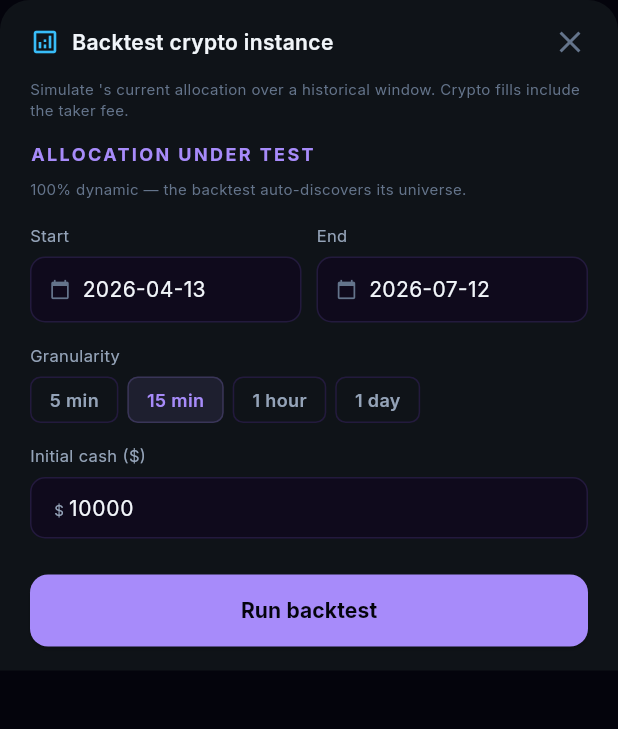
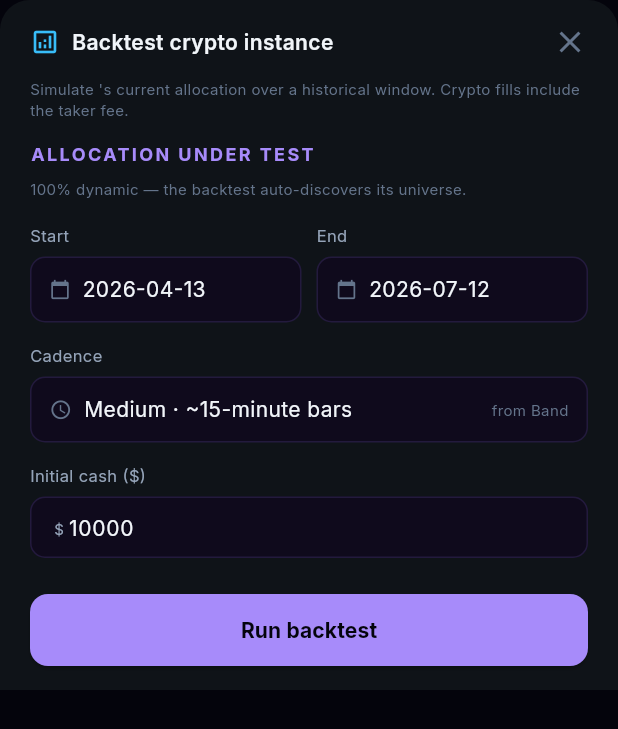
Before and after one commit to Th3-H4xx0r/IntelliStock, a Flutter app: the _CryptoBacktestSheet widget shown alone on an empty page, opened directly with empty values, on a phone screen of 412 x 824 dp. Shown: the top 729 px of the screen. Run offline on Flutter 3.47's test engine with Material 3 defaults, Android fonts, the phone set to English and light mode, and no system bars; our stand-ins replace dio, flutter_markdown, flutter_riverpod, flutter_secure_storage, go_router, google_fonts and 3 more; missing offline and left inert: home_widget; accounts and stored records are empty; network calls fail.

Commit message:
fix(crypto): derive backtest cadence from Band, drop the granularity picker
The backtest modal asked for "granularity" while create/edit only expose
"Band" — two terms for the same concept (live wake cadence / bar size). Band
is the single source of truth, so the backtest now derives its bar cadence
from the instance's Band (high/medium/low → 5/15/60-minute bars) and shows it
read-only ("from Band"), instead of a separate picker. To change cadence, edit
the instance's Band.

Web (CryptoBacktestModal.vue) and mobile (_CryptoBacktestSheet) both updated.

Verified: flutter analyze (crypto) clean; frontend vite build passes.

Co-Authored-By: Claude Opus 4.8 <noreply@anthropic.com>

```diff
--- a/mobile/lib/features/crypto/presentation/crypto_screen.dart
+++ b/mobile/lib/features/crypto/presentation/crypto_screen.dart
@@ -343,13 +343,14 @@ class _CryptoCardState extends ConsumerState<_CryptoCard> {
 
 // ── Backtest sheet ──────────────────────────────────────────────────────────────
 
-const _kCryptoGrans = <(String, String)>[
-  ('300', '5 min'),
-  ('900', '15 min'),
-  ('3600', '1 hour'),
-  ('86400', '1 day'),
-];
+// Bar cadence is DERIVED from the instance's Band (set in create/edit) — not a
+// separate control. High/Medium/Low → 5/15/60-minute bars.
 const _kBandGran = <String, String>{'high': '300', 'medium': '900', 'low': '3600'};
+const _kBandCadence = <String, String>{
+  'high': 'High · ~5-minute bars',
+  'medium': 'Medium · ~15-minute bars',
+  'low': 'Low · ~60-minute bars',
+};
 
 /// Configure + launch a backtest of a crypto instance's own configured
 /// allocation. Sends the instance's slash-pairs to POST /backtests (empty ⇒
@@ -385,6 +386,12 @@ class _CryptoBacktestSheetState extends ConsumerState<_CryptoBacktestSheet> {
   void dispose() {
     _cashCtrl.dispose();
     super.dispose();
+  }
+
+  String get _cadenceLabel {
+    final band =
+        (widget.inst.cryptoConfig?['band'] ?? 'medium').toString().toLowerCase();
+    return _kBandCadence[band] ?? _kBandCadence['medium']!;
   }
 
   String _fmtDate(DateTime d) =>
@@ -517,39 +524,30 @@ class _CryptoBacktestSheetState extends ConsumerState<_CryptoBacktestSheet> {
                     ],
                   ),
                   const SizedBox(height: 14),
-                  Text('Granularity', style: AppTextStyles.micro),
+                  Text('Cadence', style: AppTextStyles.micro),
                   const SizedBox(height: 6),
-                  Wrap(
-                    spacing: 6,
-                    runSpacing: 6,
-                    children: [
-                      for (final g in _kCryptoGrans)
-                        GestureDetector(
-                          onTap: () => setState(() => _gran = g.$1),
-                          child: Container(
-                            padding: const EdgeInsets.symmetric(
-                                horizontal: 12, vertical: 6),
-                            decoration: BoxDecoration(
-                              color: _gran == g.$1
-                                  ? AppColors.fill(AppColors.primary)
-                                  : Colors.transparent,
-                              borderRadius: BorderRadius.circular(7),
-                              border: Border.all(
-                                color: _gran == g.$1
-                                    ? AppColors.stroke(AppColors.primary)
-                                    : AppColors.border,
-                              ),
-                            ),
-                            child: Text(g.$2,
-                                style: AppTextStyles.meta.copyWith(
-                                  color: _gran == g.$1
-                                      ? AppColors.primary
-                                      : AppColors.textMuted,
-                                  fontWeight: FontWeight.w600,
-                                )),
-                          ),
+                  Container(
+                    padding: const EdgeInsets.symmetric(
+                        horizontal: 12, vertical: 11),
+                    decoration: BoxDecoration(
+                      color: AppColors.surface,
+                      borderRadius: BorderRadius.circular(10),
+                      border: Border.all(color: AppColors.border),
+                    ),
+                    child: Row(
+                      children: [
+                        Icon(Icons.schedule, size: 15, color: AppColors.textDim),
+                        const SizedBox(width: 8),
+                        Expanded(
+                          child: Text(_cadenceLabel,
+                              style: AppTextStyles.body
+                                  .copyWith(color: AppColors.textHi)),
                         ),
-                    ],
+                        Text('from Band',
+                            style: AppTextStyles.nano
+                                .copyWith(color: AppColors.textDim)),
+                      ],
+                    ),
                   ),
                   const SizedBox(height: 14),
                   Text('Initial cash (\$)', style: AppTextStyles.micro),
```
Also changed, not shown: 2 other files.
